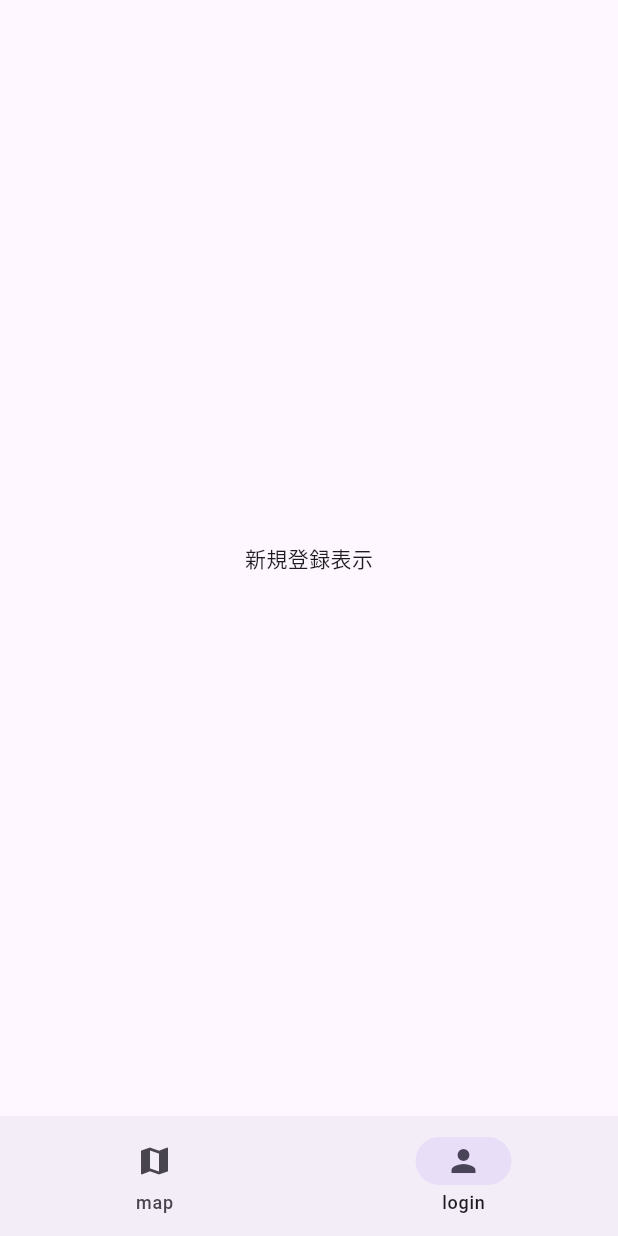
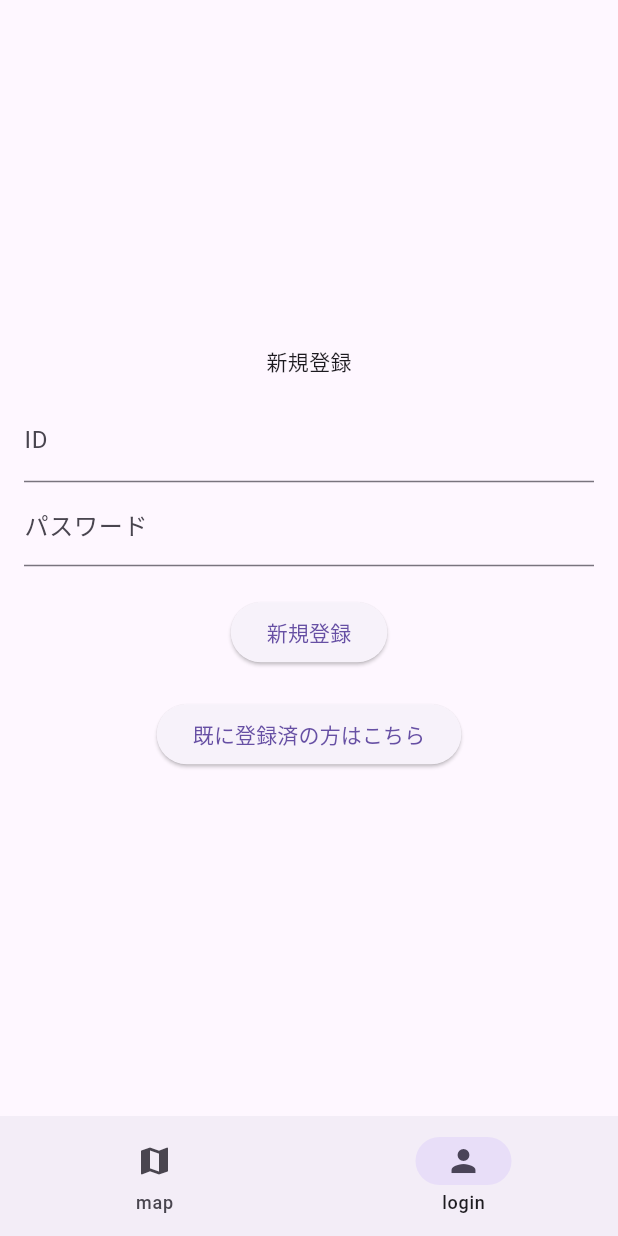
Before and after one commit to koheiterajima-bs/shop_map, a Flutter app: the SignUpPage screen opened by its route, on a phone screen of 412 x 824 dp. Run offline on Flutter 3.47's test engine with Material 3 defaults, Android fonts, the light colour scheme and no system bars; our stand-ins replace flutter_riverpod, geolocator, go_router, google_maps_flutter.

Commit message:
12/9 19:00

```diff
--- a/frontend/lib/src/providers/provider.dart
+++ b/frontend/lib/src/providers/provider.dart
@@ -1,5 +1,6 @@
 import 'package:flutter_riverpod/flutter_riverpod.dart';
 import 'package:google_maps_flutter/google_maps_flutter.dart';
+import 'package:geolocator/geolocator.dart';
 
 // Googleマップコントローラーの状態管理
 // 非同期で実装？(後々、データベースやバックエンドから初期設定を取得する？)
@@ -12,7 +13,3 @@ final googleMapControllerProvider =
 // 現在位置からスタートさせたいので、後々非同期にしたい、一旦StateProviderで実装？
 final mapCenterProvider =
     StateProvider<LatLng>((ref) => const LatLng(45.521563, -122.677433));
-
-// カメラの初期位置(表示画面の中心となるところ)
-
-// マップ作成イベントの管理
--- a/frontend/lib/src/screens/signup.dart
+++ b/frontend/lib/src/screens/signup.dart
@@ -1,12 +1,43 @@
 import 'package:flutter/material.dart';
+import 'package:go_router/go_router.dart';
+import 'package:flutter_riverpod/flutter_riverpod.dart';
 
 // 新規登録表示
-class SignUpPage extends StatelessWidget {
+class SignUpPage extends ConsumerWidget {
   @override
-  Widget build(BuildContext context) {
+  Widget build(BuildContext context, WidgetRef ref) {
     return Scaffold(
-      body: Center(
-        child: Text('新規登録表示'),
+      body: Padding(
+        padding: EdgeInsets.all(16.0),
+        child: Form(
+          child: Column(
+            mainAxisAlignment: MainAxisAlignment.center,
+            children: [
+              Text('新規登録'),
+              SizedBox(height: 15),
+              TextFormField(
+                decoration: InputDecoration(labelText: 'ID'),
+              ),
+              TextFormField(
+                decoration: InputDecoration(labelText: 'パスワード'),
+              ),
+              SizedBox(height: 20),
+              ElevatedButton(
+                onPressed: () {
+                  Text('hoge');
+                },
+                child: Text('新規登録'),
+              ),
+              SizedBox(height: 20),
+              ElevatedButton(
+                onPressed: () {
+                  context.go('/login');
+                },
+                child: Text('既に登録済の方はこちら'),
+              ),
+            ],
+          ),
+        ),
       ),
     );
   }
--- a/frontend/pubspec.yaml
+++ b/frontend/pubspec.yaml
@@ -40,6 +40,7 @@ dependencies:
   flutter_riverpod: ^2.6.1
   google_maps_flutter: ^2.10.0
   google_maps_flutter_web: ^0.5.10
+  geolocator: ^13.0.2
 
 dev_dependencies:
   flutter_test:
```
Also changed, not shown: frontend/lib/src/screens/login.dart (+36 -6 lines), frontend/pubspec.lock, 11 other files.
